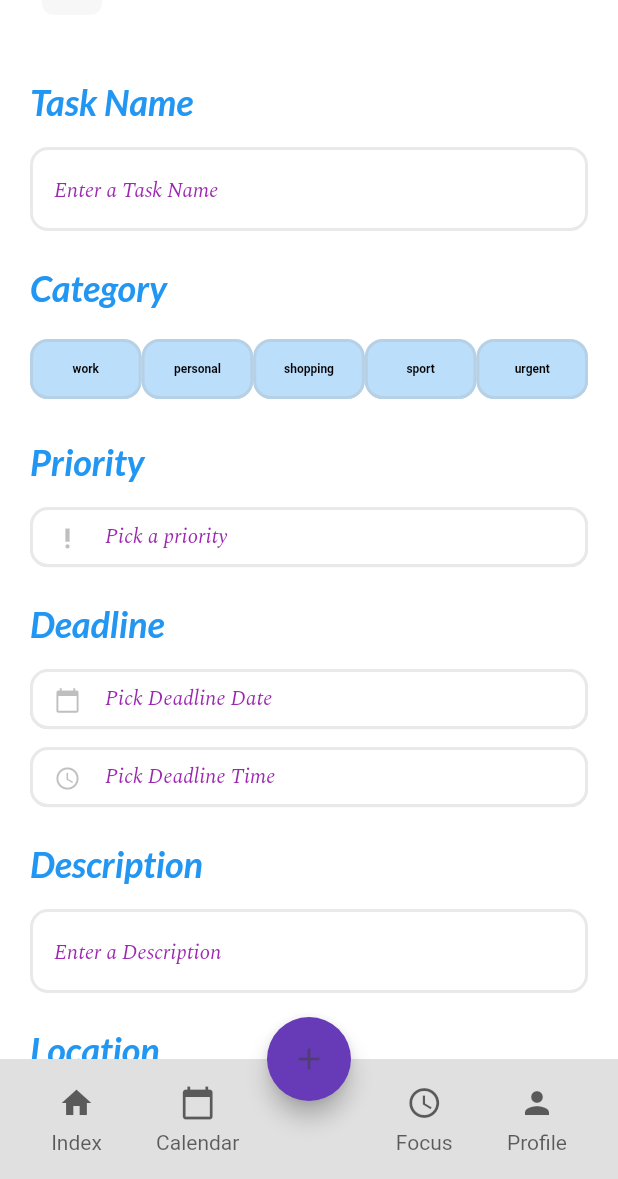
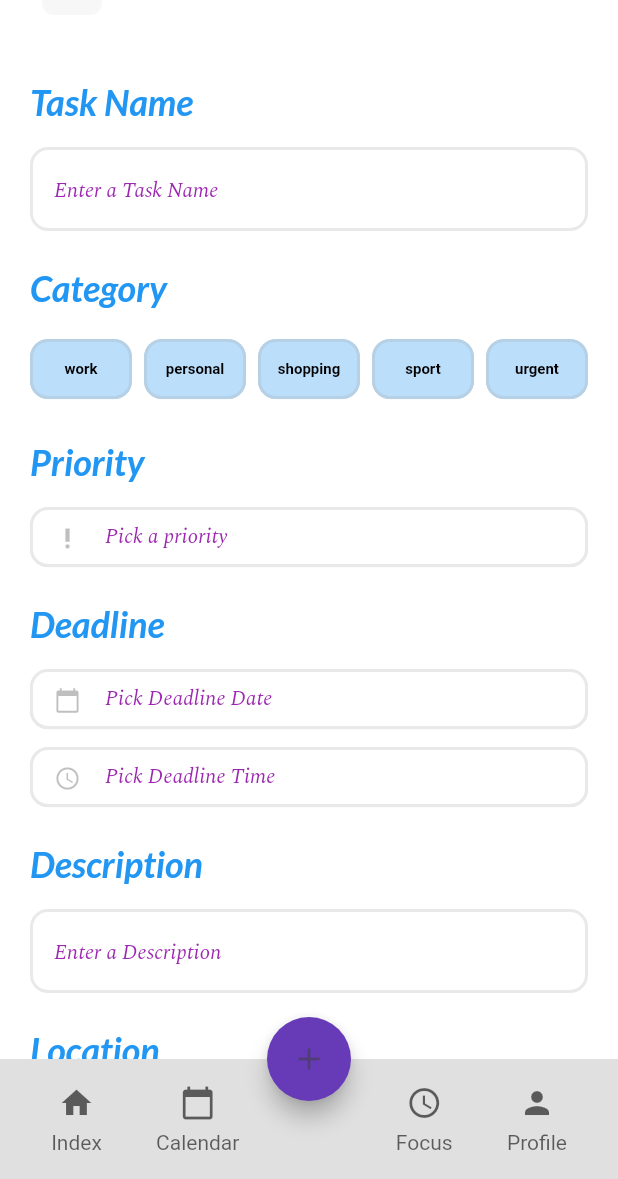
Before and after one commit to VitaliiKharlan/new_todo_app, a Flutter app: the CreateNewTaskScreen screen opened by its route, on a phone screen of 412 x 824 dp, the part 57-1236 px from its top. Run offline on Flutter 3.47's test engine with Material 3 defaults, Android fonts, the phone set to English and light mode, and no system bars; our stand-ins replace auto_route, cloud_firestore, equatable, firebase_core, flutter_bloc, flutter_local_notifications and 10 more; accounts and stored records are empty; generated files the repository leaves out were written again; Roboto replaces fonts that are missing (SF Pro Text).

Commit message:
add taskTypes design

```diff
--- a/flutter_native_splash.yaml
+++ b/flutter_native_splash.yaml
@@ -1,9 +1,12 @@
 flutter_native_splash:
   #  background_image: assets/background_28237.png
+  color: "#42FF00"
   image: assets/native_splash_new_todo_app.png
-  color: "#42FF00"
+  fullscreen: true
 
   android_12:
     #    background_image: assets/background_28237.png
+    color: "#42FF00"
     image: assets/native_splash_new_todo_app.png
-    color: "#42FF00"
+    icon_background_color: "#42FF00"
+    fullscreen: true
--- a/lib/features/create_new_task/view/create_new_task_screen.dart
+++ b/lib/features/create_new_task/view/create_new_task_screen.dart
@@ -366,7 +366,7 @@ class _CreateNewTaskScreenState extends State<CreateNewTaskScreen> {
                       ),
                     ),
                   ),
-                  SizedBox(height: 20),
+                  SizedBox(height: 32),
                 ],
               ),
             ),
--- a/lib/features/create_new_task/widgets/task_type_field_widget.dart
+++ b/lib/features/create_new_task/widgets/task_type_field_widget.dart
@@ -38,6 +38,7 @@ class _TaskTypeFieldWidgetState extends State<TaskTypeFieldWidget> {
   @override
   Widget build(BuildContext context) {
     final theme = Theme.of(context);
+    final taskTypes = TaskTypesEnum.values.take(5).toList();
 
     return Column(
       crossAxisAlignment: CrossAxisAlignment.start,
@@ -46,39 +47,34 @@ class _TaskTypeFieldWidgetState extends State<TaskTypeFieldWidget> {
         SizedBox(height: 12),
         Row(
           mainAxisAlignment: MainAxisAlignment.center,
-          children:
-              TaskTypesEnum.values.take(5).map((TaskTypesEnum type) {
-                return Expanded(
+          children: [
+            for (int i = 0; i < taskTypes.length; i++) ...[
+              if (i != 0) SizedBox(width: 8),
+              Expanded(
                 child: ElevatedButton(
                   style: ElevatedButton.styleFrom(
-                      backgroundColor:
-                          _selectedTaskType == type
-                              ? Colors.blue
-                              : Colors.blue[100],
+                    backgroundColor: _selectedTaskType == taskTypes[i]
+                        ? const Color(0xFF2196F3)
+                        : const Color(0xFFBBDEFB),
                     padding: const EdgeInsets.symmetric(vertical: 10),
-                    ).copyWith(
-                      shape: WidgetStateProperty.all(
-                        RoundedRectangleBorder(
+                    shape: RoundedRectangleBorder(
                       borderRadius: BorderRadius.circular(12),
                     ),
                   ),
-                    ),
-                    onPressed: () {
-                      _onTaskTypeSelected(type);
-                    },
+                  onPressed: () => _onTaskTypeSelected(taskTypes[i]),
                   child: Text(
-                      type.name,
+                    taskTypes[i].name,
                     style: TextStyle(
-                        color:
-                            _selectedTaskType == type
-                                ? Colors.white
-                                : Colors.black,
-                        fontSize: 8,
+                      color: _selectedTaskType == taskTypes[i]
+                          ? const Color(0xFFFFFFFF)
+                          : const Color(0xFF000000),
+                      fontSize: 10,
                     ),
                   ),
                 ),
-                );
-              }).toList(),
+              ),
+            ],
+          ],
         ),
       ],
     );
```
Also changed, not shown: 5 other files. Lines whose indentation alone changed are shown as unchanged.
